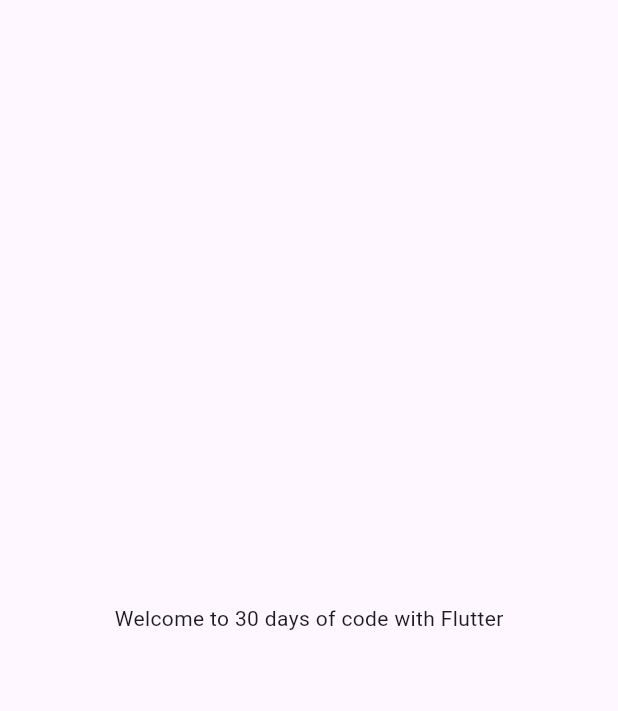
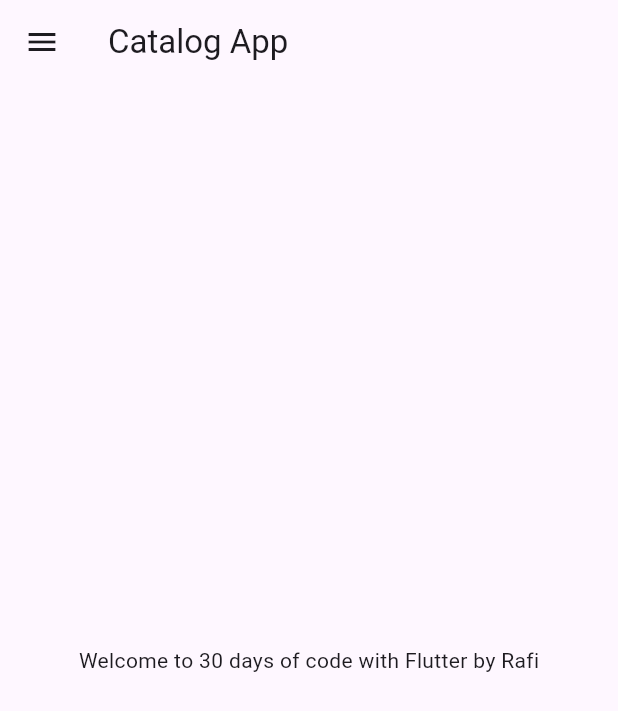
Before and after one commit to musaddiq-rafi/CatalogApp, a Flutter app: the screen it shows after launch, on a phone screen of 412 x 824 dp. Shown: the top 711 px of the screen. Run offline on Flutter 3.47's test engine with Material 3 defaults, Android fonts, the phone set to English and light mode, and no system bars.

Commit message:
day 2 done

```diff
--- /dev/null
+++ b/lib/home_page.dart
@@ -0,0 +1,24 @@
+import 'package:flutter/material.dart';
+
+class HomePage extends StatelessWidget {
+  const HomePage({super.key});
+
+  @override
+  Widget build(BuildContext context) {
+
+    final int days=30;
+    final String name="Rafi";
+
+    return Scaffold(
+        appBar: AppBar(
+          title: Text("Catalog App"),
+        ),
+        body: Center(
+          child: Container(
+            child: Text("Welcome to $days days of code with Flutter by $name"),
+          ),
+        ),
+        drawer: Drawer(),
+      );
+  }
+}
--- a/lib/main.dart
+++ b/lib/main.dart
@@ -1,22 +1,16 @@
 import 'package:flutter/material.dart';
+import 'package:flutter_catalog/home_page.dart';
 
 void main() {
   runApp(MyApp());
 }
 
 class MyApp extends StatelessWidget {
-  const MyApp({super.key});
 
   @override
   Widget build(BuildContext context) {
     return MaterialApp(
-      home: Material(
-        child: Center(
-          child: Container(
-                    child: Text("Welcome to 30 days of code with Flutter"),
-                  ),
-                ),
-              ),
-            );
+      home: HomePage(),
+    );
   }
 }
```
